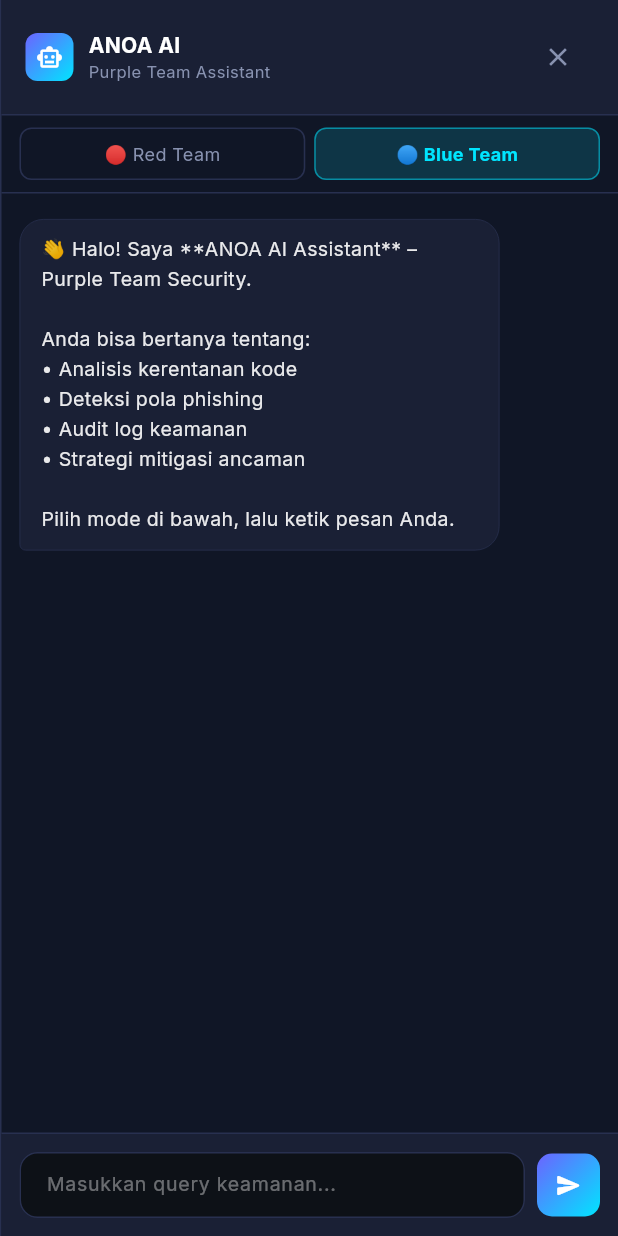
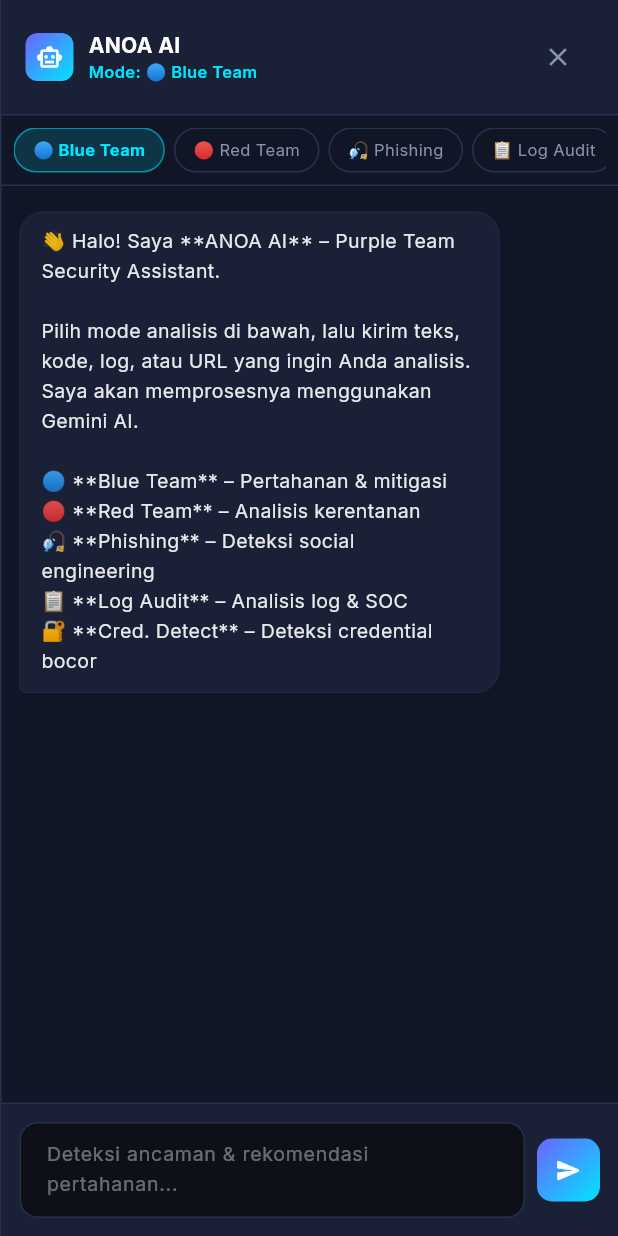
Before and after one commit to Ghafardev/A.N.O.A, a Flutter app: the ChatAssistant widget shown alone on an empty page, opened directly, on a phone screen of 412 x 824 dp. Run offline on Flutter 3.47's test engine with Material 3 defaults, Android fonts, the phone set to English and light mode, and no system bars; our stand-ins replace fl_chart, google_fonts.

Commit message:
Updates to step 4 proggress:CORS middleware, 5 Agentic mode. Frontend service upgrade, chat assistand UI/UX refactoring, yaml widget refactoring, upgrade backend dependencies

```diff
--- a/ANOA_System/frontend/lib/ui/widgets/chat_assistant.dart
+++ b/ANOA_System/frontend/lib/ui/widgets/chat_assistant.dart
@@ -1,24 +1,43 @@
 import 'package:flutter/material.dart';
 import '../../services/api_service.dart';
 
-const _kBg      = Color(0xFF0A0E1A);
-const _kSurface = Color(0xFF101626);
 const _kCard    = Color(0xFF1A2035);
 const _kBorder  = Color(0xFF283050);
 const _kPrimary = Color(0xFF6C63FF);
 const _kCyan    = Color(0xFF00E5FF);
+const _kDanger  = Color(0xFFF87171);
 const _kText2   = Color(0xFF8892B0);
+const _kSuccess = Color(0xFF34D399);
+const _kWarning = Color(0xFFFBBF24);
+const _kBg      = Color(0xFF0A0E1A);
+
+// ─── Mode Configuration ───────────────────────────────────────────────────────
+class _ModeConfig {
+  final String id;
+  final String label;
+  final String emoji;
+  final Color color;
+  final String hint;
+  const _ModeConfig(this.id, this.label, this.emoji, this.color, this.hint);
+}
+
+const _modes = [
+  _ModeConfig('blue_team',           'Blue Team',   '🔵', _kCyan,    'Deteksi ancaman & rekomendasi pertahanan...'),
+  _ModeConfig('red_team',            'Red Team',    '🔴', _kDanger,  'Analisis kerentanan & vektor serangan...'),
+  _ModeConfig('phishing',            'Phishing',    '🎣', _kWarning, 'Tempel teks email/URL yang dicurigai phishing...'),
+  _ModeConfig('log_audit',           'Log Audit',   '📋', _kPrimary, 'Tempel log server/aplikasi/SIEM untuk diaudit...'),
+  _ModeConfig('credential_detector', 'Cred. Detect','🔐', _kSuccess, 'Tempel kode atau teks yang ingin dicek credential-nya...'),
+];
 
 // ─── Model Pesan Chat ─────────────────────────────────────────────────────────
 class ChatMessage {
   final String text;
   final bool isUser;
   final DateTime time;
-  ChatMessage({required this.text, required this.isUser})
-      : time = DateTime.now();
+  ChatMessage({required this.text, required this.isUser}) : time = DateTime.now();
 }
 
-// ─── Widget Chat Assistant (Reusable) ────────────────────────────────────────
+// ─── Widget Chat Assistant ────────────────────────────────────────────────────
 class ChatAssistant extends StatefulWidget {
   final VoidCallback? onClose;
   const ChatAssistant({super.key, this.onClose});
@@ -28,22 +47,27 @@
 }
 
 class _ChatAssistantState extends State<ChatAssistant> {
-  final _controller    = TextEditingController();
-  final _scrollCtrl    = ScrollController();
+  final _controller  = TextEditingController();
+  final _scrollCtrl  = ScrollController();
+  bool _isLoading    = false;
+  String _modeId     = 'blue_team';
+
   final List<ChatMessage> _messages = [
     ChatMessage(
-      text: '👋 Halo! Saya **ANOA AI Assistant** – Purple Team Security.\n\n'
-            'Anda bisa bertanya tentang:\n'
-            '• Analisis kerentanan kode\n'
-            '• Deteksi pola phishing\n'
-            '• Audit log keamanan\n'
-            '• Strategi mitigasi ancaman\n\n'
-            'Pilih mode di bawah, lalu ketik pesan Anda.',
+      text: '👋 Halo! Saya **ANOA AI** – Purple Team Security Assistant.\n\n'
+            'Pilih mode analisis di bawah, lalu kirim teks, kode, log, atau URL '
+            'yang ingin Anda analisis. Saya akan memprosesnya menggunakan Gemini AI.\n\n'
+            '🔵 **Blue Team** – Pertahanan & mitigasi\n'
+            '🔴 **Red Team** – Analisis kerentanan\n'
+            '🎣 **Phishing** – Deteksi social engineering\n'
+            '📋 **Log Audit** – Analisis log & SOC\n'
+            '🔐 **Cred. Detect** – Deteksi credential bocor',
       isUser: false,
     ),
   ];
-  bool _isLoading = false;
-  String _mode = 'blue_team';
+
+  _ModeConfig get _currentMode =>
+      _modes.firstWhere((m) => m.id == _modeId, orElse: () => _modes.first);
 
   @override
   void dispose() {
@@ -52,9 +76,9 @@
     super.dispose();
   }
 
-  Future<void> _sendMessage() async {
+  Future<void> _send() async {
     final text = _controller.text.trim();
-    if (text.isEmpty) return;
+    if (text.isEmpty || _isLoading) return;
 
     setState(() {
       _messages.add(ChatMessage(text: text, isUser: true));
@@ -63,7 +87,7 @@
     });
     _scrollToBottom();
 
-    final reply = await ApiService.analyze(data: text, mode: _mode);
+    final reply = await ApiService.analyze(data: text, mode: _modeId);
 
     setState(() {
       _messages.add(ChatMessage(text: reply, isUser: false));
@@ -88,22 +112,21 @@
   Widget build(BuildContext context) {
     return Container(
       decoration: const BoxDecoration(
-        color: _kSurface,
+        color: Color(0xFF101626),
         border: Border(left: BorderSide(color: _kBorder)),
       ),
       child: Column(
         children: [
           _buildHeader(),
           _buildModeSelector(),
-          Expanded(child: _buildMessageList()),
-          if (_isLoading) _buildTypingIndicator(),
-          _buildInputBar(),
+          Expanded(child: _buildMessages()),
+          if (_isLoading) _buildTyping(),
+          _buildInput(),
         ],
       ),
     );
   }
 
-  // ── Header ──────────────────────────────────────────────────────────────────
   Widget _buildHeader() {
     return Container(
       padding: const EdgeInsets.symmetric(horizontal: 16, vertical: 14),
@@ -126,15 +149,14 @@
             child: const Icon(Icons.smart_toy_outlined, color: Colors.white, size: 18),
           ),
           const SizedBox(width: 10),
-          const Expanded(
+          Expanded(
             child: Column(
               crossAxisAlignment: CrossAxisAlignment.start,
               children: [
-                Text('ANOA AI',
-                  style: TextStyle(
-                    color: Colors.white, fontWeight: FontWeight.w700, fontSize: 14)),
-                Text('Purple Team Assistant',
-                  style: TextStyle(color: _kText2, fontSize: 11)),
+                const Text('ANOA AI',
+                  style: TextStyle(color: Colors.white, fontWeight: FontWeight.w700, fontSize: 14)),
+                Text('Mode: ${_currentMode.emoji} ${_currentMode.label}',
+                  style: TextStyle(color: _currentMode.color, fontSize: 11, fontWeight: FontWeight.w600)),
               ],
             ),
           ),
@@ -150,53 +172,49 @@
     );
   }
 
-  // ── Mode Selector ────────────────────────────────────────────────────────────
   Widget _buildModeSelector() {
     return Container(
-      padding: const EdgeInsets.symmetric(horizontal: 12, vertical: 8),
+      padding: const EdgeInsets.symmetric(horizontal: 8, vertical: 8),
       decoration: const BoxDecoration(
         border: Border(bottom: BorderSide(color: _kBorder)),
       ),
-      child: Row(
-        children: [
-          _buildModeBtn('red_team',  '🔴 Red Team',  const Color(0xFFF87171)),
-          const SizedBox(width: 6),
-          _buildModeBtn('blue_team', '🔵 Blue Team', _kCyan),
-        ],
-      ),
-    );
-  }
-
-  Widget _buildModeBtn(String mode, String label, Color color) {
-    final isSelected = _mode == mode;
-    return Expanded(
-      child: InkWell(
-        onTap: () => setState(() => _mode = mode),
-        borderRadius: BorderRadius.circular(8),
-        child: AnimatedContainer(
-          duration: const Duration(milliseconds: 200),
-          padding: const EdgeInsets.symmetric(vertical: 8),
-          decoration: BoxDecoration(
-            color: isSelected ? color.withOpacity(0.15) : Colors.transparent,
-            borderRadius: BorderRadius.circular(8),
-            border: Border.all(
-              color: isSelected ? color.withOpacity(0.5) : _kBorder),
-          ),
-          child: Center(
-            child: Text(label,
-              style: TextStyle(
-                color: isSelected ? color : _kText2,
-                fontSize: 12,
-                fontWeight: isSelected ? FontWeight.w700 : FontWeight.w400,
-              )),
-          ),
+      child: SingleChildScrollView(
+        scrollDirection: Axis.horizontal,
+        child: Row(
+          children: _modes.map((m) {
+            final selected = _modeId == m.id;
+            return Padding(
+              padding: const EdgeInsets.only(right: 6),
+              child: InkWell(
+                onTap: () => setState(() => _modeId = m.id),
+                borderRadius: BorderRadius.circular(20),
+                child: AnimatedContainer(
+                  duration: const Duration(milliseconds: 200),
+                  padding: const EdgeInsets.symmetric(horizontal: 12, vertical: 6),
+                  decoration: BoxDecoration(
+                    color: selected ? m.color.withOpacity(0.15) : Colors.transparent,
+                    borderRadius: BorderRadius.circular(20),
+                    border: Border.all(
+                      color: selected ? m.color.withOpacity(0.5) : _kBorder),
+                  ),
+                  child: Text(
+                    '${m.emoji} ${m.label}',
+                    style: TextStyle(
+                      color: selected ? m.color : _kText2,
+                      fontSize: 11,
+                      fontWeight: selected ? FontWeight.w700 : FontWeight.w400,
+                    ),
+                  ),
+                ),
+              ),
+            );
+          }).toList(),
         ),
       ),
     );
   }
 
-  // ── Daftar Pesan ─────────────────────────────────────────────────────────────
-  Widget _buildMessageList() {
+  Widget _buildMessages() {
     return ListView.builder(
       controller: _scrollCtrl,
       padding: const EdgeInsets.all(12),
@@ -224,7 +242,7 @@
               ? null
               : Border.all(color: _kBorder, width: 0.5),
         ),
-        child: Text(
+        child: SelectableText(
           msg.text,
           style: TextStyle(
             color: msg.isUser ? Colors.white : Colors.white.withOpacity(0.9),
@@ -236,25 +254,24 @@
     );
   }
 
-  Widget _buildTypingIndicator() {
+  Widget _buildTyping() {
     return Padding(
       padding: const EdgeInsets.symmetric(horizontal: 16, vertical: 6),
       child: Row(
         children: [
-          const SizedBox(
+          SizedBox(
             width: 16, height: 16,
-            child: CircularProgressIndicator(strokeWidth: 2, color: _kPrimary),
+            child: CircularProgressIndicator(strokeWidth: 2, color: _currentMode.color),
           ),
           const SizedBox(width: 10),
-          const Text('ANOA AI sedang menganalisis...',
-            style: TextStyle(color: _kText2, fontSize: 12)),
+          Text('${_currentMode.emoji} Gemini sedang menganalisis...',
+            style: const TextStyle(color: _kText2, fontSize: 12)),
         ],
       ),
     );
   }
 
-  // ── Input Bar ─────────────────────────────────────────────────────────────────
-  Widget _buildInputBar() {
+  Widget _buildInput() {
     return Container(
       padding: const EdgeInsets.all(12),
       decoration: const BoxDecoration(
@@ -268,23 +285,25 @@
               controller: _controller,
               style: const TextStyle(color: Colors.white, fontSize: 13),
               maxLines: null,
-              onSubmitted: (_) => _sendMessage(),
-              decoration: const InputDecoration(
-                hintText: 'Masukkan query keamanan...',
-                contentPadding: EdgeInsets.symmetric(horizontal: 14, vertical: 12),
+              onSubmitted: (_) => _send(),
+              decoration: InputDecoration(
+                hintText: _currentMode.hint,
+                contentPadding: const EdgeInsets.symmetric(horizontal: 14, vertical: 12),
                 isDense: true,
               ),
             ),
           ),
           const SizedBox(width: 8),
           InkWell(
-            onTap: _isLoading ? null : _sendMessage,
+            onTap: _isLoading ? null : _send,
             borderRadius: BorderRadius.circular(10),
             child: Container(
               padding: const EdgeInsets.all(12),
               decoration: BoxDecoration(
-                gradient: const LinearGradient(
-                  colors: [_kPrimary, _kCyan],
+                gradient: LinearGradient(
+                  colors: _isLoading
+                      ? [_kPrimary.withOpacity(0.4), _kCyan.withOpacity(0.4)]
+                      : [_kPrimary, _kCyan],
                   begin: Alignment.topLeft,
                   end: Alignment.bottomRight,
                 ),
```
Also changed, not shown: ANOA_System/frontend/lib/services/api_service.dart (+40 -9 lines), ANOA_System/frontend/lib/ui/widgets/yaml_generator.dart (+33 -93 lines), 3 other files.
